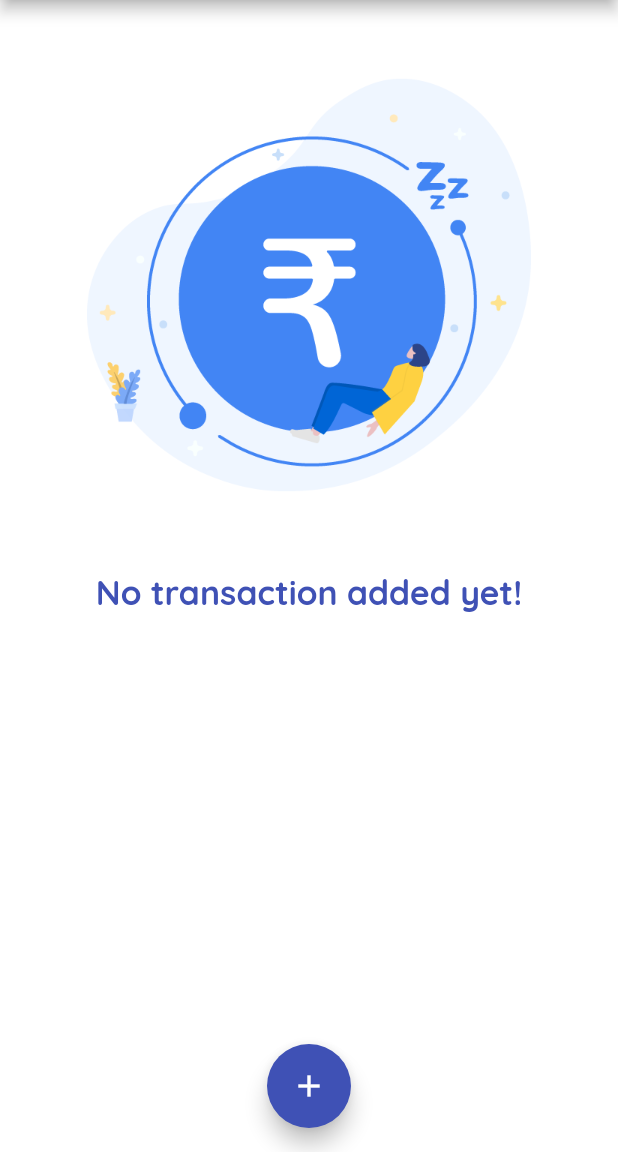
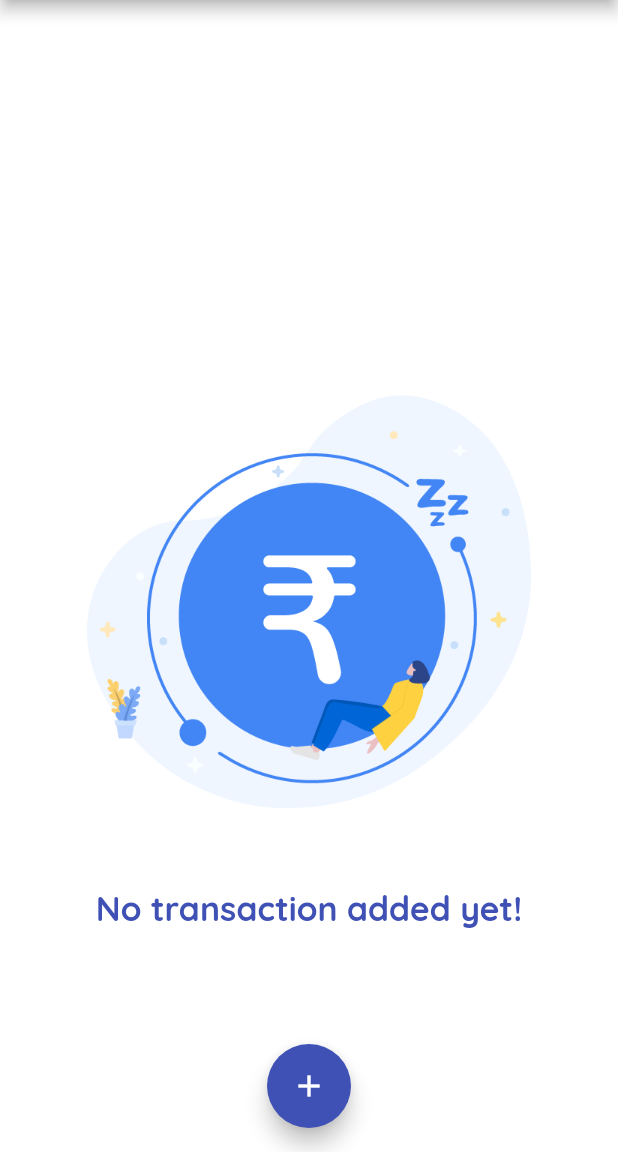
Before and after one commit to rajput-hemant/expense-tracker, a Flutter app: the screen it shows after launch, on a phone screen of 412 x 824 dp, the part 84-1236 px from its top. Run offline on Flutter 3.47's test engine with Material 2 defaults, Android fonts, the phone set to English and light mode, and no system bars.

Commit message:
Refactored to calculate the height of Widgets dynamically Wrapped chart_bar in ListBuilder Widget
Signed-off-by: rajput-hemant <hemant.rajput_cs20@gla.ac.in>

```diff
--- a/lib/main.dart
+++ b/lib/main.dart
@@ -97,24 +97,35 @@ class _MyHomePageState extends State<MyHomePage> {
     setState(() => _userTransactions.removeWhere((tx) => tx.id == id));
   }
 
+  var appBar = AppBar(
+    title: Text('Expense Planner'),
+    centerTitle: true,
+  );
+
   @override
   Widget build(BuildContext context) {
     return Scaffold(
       backgroundColor: Colors.white,
-      appBar: AppBar(
-        title: Text('Expense Planner'),
-        centerTitle: true,
-      ),
+      appBar: appBar,
       body: SingleChildScrollView(
         child: Column(
           // mainAxisAlignment: MainAxisAlignment.spaceAround,
           crossAxisAlignment: CrossAxisAlignment.center,
           children: [
             Container(
+                height: (MediaQuery.of(context).size.height -
+                        appBar.preferredSize.height -
+                        MediaQuery.of(context).padding.top) *
+                    0.275,
                 child: _recentTransactions.isNotEmpty
                     ? Chart(_recentTransactions)
                     : null),
-            TransactionList(_userTransactions, _deleteTransactions),
+            Container(
+                height: (MediaQuery.of(context).size.height -
+                        appBar.preferredSize.height -
+                        MediaQuery.of(context).padding.top) *
+                    0.725,
+                child: TransactionList(_userTransactions, _deleteTransactions)),
           ],
         ),
       ),
--- a/lib/widgets/chart.dart
+++ b/lib/widgets/chart.dart
@@ -38,7 +38,7 @@ class Chart extends StatelessWidget {
     return Card(
       elevation: 6,
       child: Padding(
-          padding: EdgeInsets.symmetric(vertical: 20, horizontal: 5),
+        padding: EdgeInsets.symmetric(vertical: 10, horizontal: 5),
         child: Row(
           mainAxisAlignment: MainAxisAlignment.spaceAround,
           children: groupedTransactionValue.map((data) {
@@ -52,6 +52,7 @@ class Chart extends StatelessWidget {
             );
           }).toList(),
         ),
-        ));
+      ),
+    );
   }
 }
--- a/lib/widgets/transaction_list.dart
+++ b/lib/widgets/transaction_list.dart
@@ -11,9 +11,7 @@ class TransactionList extends StatelessWidget {
 
   @override
   Widget build(BuildContext context) {
-    return Container(
-      height: 500,
-      child: transactions.isEmpty
+    return transactions.isEmpty
         ? Column(
             children: [
               Padding(padding: EdgeInsets.all(20)),
@@ -62,13 +60,11 @@ class TransactionList extends StatelessWidget {
                   trailing: IconButton(
                     icon: Icon(Icons.delete),
                     color: Theme.of(context).errorColor,
-                      onPressed: () =>
-                          deleteTransaction(transactions[index].id),
+                    onPressed: () => deleteTransaction(transactions[index].id),
                   ),
                 ),
               );
             },
-            ),
           );
   }
 }
```
Also changed, not shown: lib/widgets/chart_bart.dart (+14 -7 lines). Lines whose indentation alone changed are shown as unchanged.
